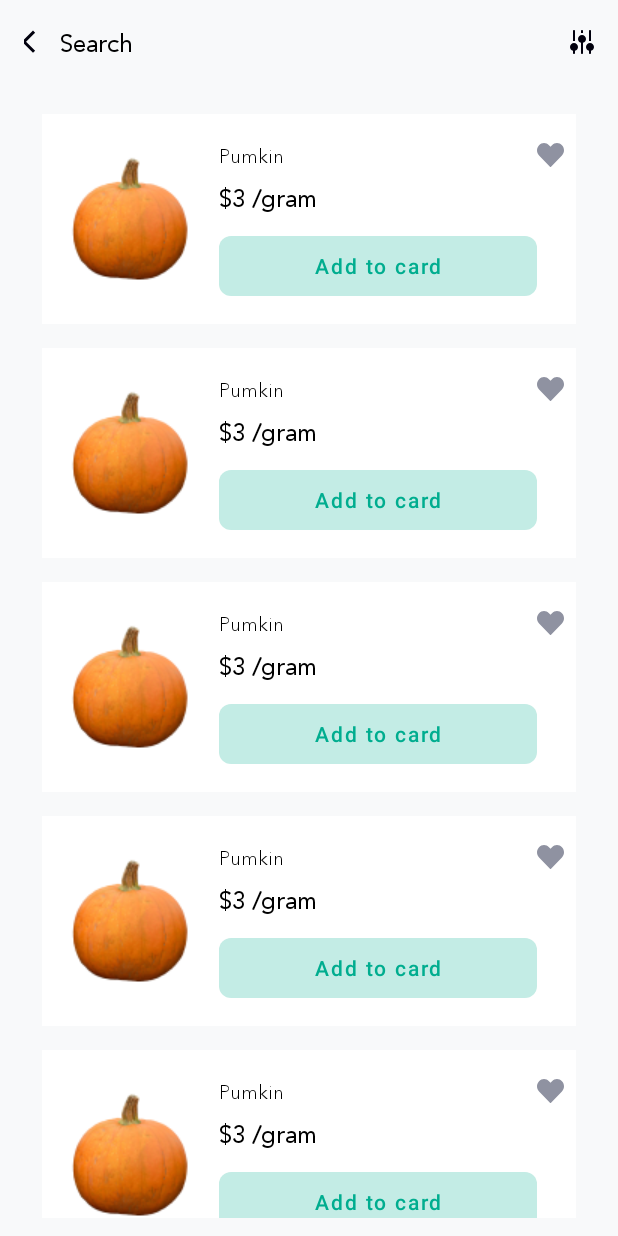
After one commit to hajiyevelnur04/FoodDoor-delivery, an Android app: the layout fragment_product.xml on its own in the app's theme, with its tools: preview values and no code run, on a phone screen of 412 x 824 dp. The commit adds this screen. Run offline under Robolectric (Android 15) with nearby library versions, the phone set to English and light mode, and no system bars.

Commit message:
product was added

```diff
--- a/app/src/main/res/drawable/radius_8dp.xml
+++ b/app/src/main/res/drawable/radius_8dp.xml
@@ -7,7 +7,7 @@
     </solid>
 
     <stroke
-        android:width="1dp"
+        android:width="0.1dp"
         android:color="@color/white" >
     </stroke>
 
--- /dev/null
+++ b/app/src/main/res/layout/fragment_product.xml
@@ -0,0 +1,39 @@
+<?xml version="1.0" encoding="utf-8"?>
+<layout
+    xmlns:android="http://schemas.android.com/apk/res/android"
+    xmlns:app="http://schemas.android.com/apk/res-auto"
+    xmlns:tools="http://schemas.android.com/tools">
+    <data>
+        <variable
+            name="viewModel"
+            type="com.runle.fooddoor.presentation.fragment.home.product.ProductViewModel"/>
+    </data>
+
+    <androidx.constraintlayout.widget.ConstraintLayout
+        android:layout_width="match_parent"
+        android:layout_height="match_parent">
+
+        <include layout="@layout/back_toolbar"
+            android:id="@+id/toolbar"/>
+
+        <androidx.recyclerview.widget.RecyclerView
+            android:id="@+id/product_container"
+            android:layout_width="0dp"
+            android:layout_height="0dp"
+            android:orientation="vertical"
+            android:overScrollMode="never"
+            android:padding="@dimen/_12dp"
+            android:scrollbars="none"
+            app:itemViewModels="@{viewModel.categoryData}"
+            app:layoutManager="androidx.recyclerview.widget.GridLayoutManager"
+            app:layout_constraintBottom_toBottomOf="parent"
+            app:layout_constraintEnd_toEndOf="parent"
+            app:layout_constraintStart_toStartOf="parent"
+            app:layout_constraintTop_toBottomOf="@+id/toolbar"
+            app:spanCount="1"
+            tools:itemCount="9"
+            tools:listitem="@layout/partial_item_product" />
+
+
+    </androidx.constraintlayout.widget.ConstraintLayout>
+</layout>
--- a/app/src/main/res/layout/partial_item_categories.xml
+++ b/app/src/main/res/layout/partial_item_categories.xml
@@ -20,8 +20,10 @@
             android:id="@+id/image"
             android:layout_width="wrap_content"
             android:layout_height="wrap_content"
-            android:background="@drawable/radius_10dp"
-            android:padding="@dimen/_16dp"
+            android:background="@drawable/radius_8dp"
+            android:backgroundTint="#20EF8E91"
+            android:paddingHorizontal="@dimen/_16dp"
+            android:paddingVertical="@dimen/_12dp"
             android:src="@drawable/test_meat"
             android:visibility="visible"
             app:layout_constraintStart_toStartOf="parent"
--- /dev/null
+++ b/app/src/main/res/layout/partial_item_product.xml
@@ -0,0 +1,77 @@
+<?xml version="1.0" encoding="utf-8"?>
+<layout xmlns:android="http://schemas.android.com/apk/res/android"
+    xmlns:app="http://schemas.android.com/apk/res-auto"
+    xmlns:tools="http://schemas.android.com/tools">
+
+    <androidx.constraintlayout.widget.ConstraintLayout
+        android:layout_width="match_parent"
+        android:layout_marginVertical="@dimen/_8dp"
+        android:layout_marginHorizontal="@dimen/_16dp"
+        android:background="@color/white"
+        android:layout_height="140dp">
+
+        <ImageView
+            android:id="@+id/image"
+            android:layout_width="wrap_content"
+            android:layout_height="wrap_content"
+            android:padding="@dimen/_8dp"
+            android:layout_marginLeft="@dimen/_8dp"
+            app:layout_constraintBottom_toBottomOf="parent"
+            app:layout_constraintStart_toStartOf="parent"
+            app:layout_constraintTop_toTopOf="parent"
+            tools:src="@drawable/test_pumpkin" />
+
+
+        <com.google.android.material.textview.MaterialTextView
+            android:id="@+id/title"
+            android:layout_width="wrap_content"
+            android:layout_height="wrap_content"
+            style="@style/Body3"
+            android:text="Pumkin"
+            android:layout_marginLeft="8dp"
+            app:layout_constraintStart_toEndOf="@+id/image"
+            app:layout_constraintTop_toTopOf="@+id/image" />
+
+        <com.google.android.material.textview.MaterialTextView
+            android:id="@+id/description"
+            android:layout_width="wrap_content"
+            android:layout_height="wrap_content"
+            style="@style/HeaderTextH3"
+            android:text="$3 /gram"
+            android:layout_marginTop="4dp"
+            app:layout_constraintStart_toStartOf="@+id/title"
+            app:layout_constraintTop_toBottomOf="@+id/title" />
+
+        <ImageView
+            android:id="@+id/imageView2"
+            android:layout_width="wrap_content"
+            android:layout_height="wrap_content"
+            android:layout_marginRight="@dimen/_8dp"
+            app:layout_constraintEnd_toEndOf="parent"
+            app:layout_constraintTop_toTopOf="@+id/title"
+            android:background="@drawable/ic_favorite" />
+
+        <com.google.android.material.button.MaterialButton
+            android:id="@+id/add_to_card"
+            style="@style/Widget.MaterialComponents.Button.TextButton"
+            android:layout_width="0dp"
+            android:layout_height="@dimen/_40dp"
+            android:backgroundTint="#2000AD8F"
+            android:insetLeft="0dp"
+            android:insetTop="0dp"
+            android:insetRight="0dp"
+            android:insetBottom="0dp"
+            android:text="Add to card"
+            android:textAllCaps="false"
+            android:textColor="#00AD8F"
+            android:textSize="14dp"
+            android:visibility="visible"
+            app:cornerRadius="@dimen/_8dp"
+            app:layout_constraintBottom_toBottomOf="@+id/image"
+            app:layout_constraintEnd_toStartOf="@+id/imageView2"
+            app:layout_constraintStart_toStartOf="@+id/title" />
+
+
+    </androidx.constraintlayout.widget.ConstraintLayout>
+
+</layout>
--- a/app/src/main/res/values/dimens.xml
+++ b/app/src/main/res/values/dimens.xml
@@ -45,6 +45,7 @@
     <dimen name="slidetoact_default_area_margin">8dp</dimen>
     <dimen name="slidetoact_default_icon_margin">16dp</dimen>
     <dimen name="slidetoact_default_text_size">16sp</dimen>
+    <dimen name="_40dp">40dp</dimen>
 
 
 </resources>
```
Also changed, not shown: app/src/main/java/com/runle/fooddoor/presentation/fragment/home/product/ProductFragment.kt (added, +52 -0 lines), app/src/main/java/com/runle/fooddoor/presentation/fragment/home/product/ProductViewModel.kt (added, +56 -0 lines), app/src/main/res/drawable/test_pumpkin.png (added).
